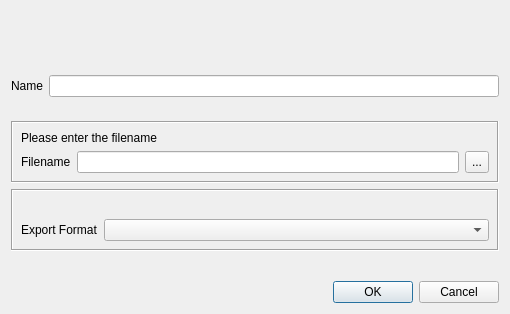
Above: ui/ExportDialog.ui from chris2511/xca before the change. Below: the same form after it.
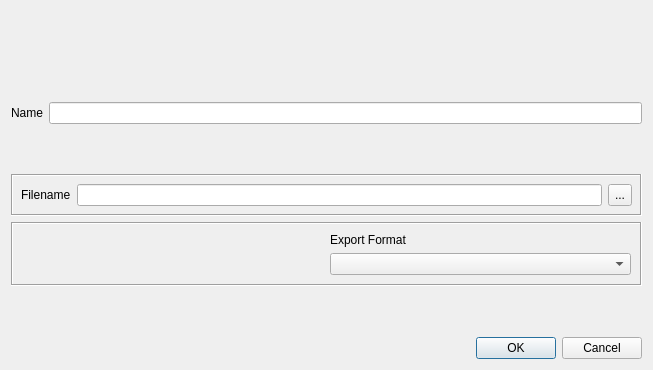
That is the form after the change. Custom widgets are drawn as their Qt base class.

Commit message: Consolidate Export dialogs

Patch:
```diff
--- a/ui/ExportDialog.ui
+++ b/ui/ExportDialog.ui
@@ -6,22 +6,16 @@
    <rect>
     <x>0</x>
     <y>0</y>
-    <width>510</width>
-    <height>314</height>
+    <width>653</width>
+    <height>370</height>
    </rect>
   </property>
   <property name="windowTitle">
    <string/>
   </property>
-  <layout class="QVBoxLayout" name="verticalLayout">
+  <layout class="QVBoxLayout" name="verticalLayout_2">
    <item>
     <layout class="QHBoxLayout">
-     <property name="spacing">
-      <number>6</number>
-     </property>
-     <property name="margin">
-      <number>0</number>
-     </property>
      <item>
       <widget class="QLabel" name="label">
        <property name="font">
@@ -133,10 +127,10 @@
       <property name="margin">
        <number>8</number>
       </property>
-      <property name="spacing">
-       <number>6</number>
-      </property>
-      <item row="1" column="3">
+      <item row="0" column="1" colspan="2">
+       <widget class="QLineEdit" name="filename"/>
+      </item>
+      <item row="0" column="3">
        <widget class="QToolButton" name="fileBut">
         <property name="sizePolicy">
          <sizepolicy hsizetype="Fixed" vsizetype="Minimum">
@@ -149,7 +143,7 @@
         </property>
        </widget>
       </item>
-      <item row="1" column="0">
+      <item row="0" column="0">
        <widget class="QLabel" name="TextLabel14">
         <property name="sizePolicy">
          <sizepolicy hsizetype="Fixed" vsizetype="Minimum">
@@ -162,22 +156,6 @@
         </property>
        </widget>
       </item>
-      <item row="1" column="1" colspan="2">
-       <widget class="QLineEdit" name="filename"/>
-      </item>
-      <item row="0" column="0" colspan="2">
-       <widget class="QLabel" name="filenameLabel">
-        <property name="sizePolicy">
-         <sizepolicy hsizetype="Expanding" vsizetype="Preferred">
-          <horstretch>0</horstretch>
-          <verstretch>0</verstretch>
-         </sizepolicy>
-        </property>
-        <property name="text">
-         <string>Please enter the filename</string>
-        </property>
-       </widget>
-      </item>
      </layout>
     </widget>
    </item>
@@ -189,23 +167,20 @@
      <property name="frameShadow">
       <enum>QFrame::Sunken</enum>
      </property>
-     <layout class="QVBoxLayout">
-      <property name="spacing">
-       <number>6</number>
-      </property>
-      <property name="margin">
-       <number>8</number>
-      </property>
+     <layout class="QHBoxLayout" name="horizontalLayout_2">
       <item>
-       <widget class="QLabel" name="formatLabel">
+       <widget class="QLabel" name="infoBox">
         <property name="sizePolicy">
-         <sizepolicy hsizetype="Preferred" vsizetype="Fixed">
+         <sizepolicy hsizetype="Expanding" vsizetype="Expanding">
           <horstretch>0</horstretch>
           <verstretch>0</verstretch>
          </sizepolicy>
         </property>
         <property name="text">
-         <string/>
+         <string notr="true"/>
+        </property>
+        <property name="alignment">
+         <set>Qt::AlignLeading|Qt::AlignLeft|Qt::AlignTop</set>
         </property>
         <property name="wordWrap">
          <bool>true</bool>
@@ -213,13 +188,7 @@
        </widget>
       </item>
       <item>
-       <layout class="QHBoxLayout">
-        <property name="spacing">
-         <number>6</number>
-        </property>
-        <property name="margin">
-         <number>0</number>
-        </property>
+       <layout class="QVBoxLayout" name="verticalLayout">
         <item>
          <widget class="QLabel" name="TextLabel1">
           <property name="text">
@@ -228,9 +197,9 @@
          </widget>
         </item>
         <item>
-         <widget class="QComboBox" name="exportFormat">
+         <widget class="focusCombo" name="exportFormat">
           <property name="sizePolicy">
-           <sizepolicy hsizetype="Expanding" vsizetype="Fixed">
+           <sizepolicy hsizetype="MinimumExpanding" vsizetype="Fixed">
             <horstretch>0</horstretch>
             <verstretch>0</verstretch>
            </sizepolicy>
@@ -242,16 +211,6 @@
      </layout>
     </widget>
    </item>
-   <item>
-    <widget class="QFrame" name="extraFrame">
-     <property name="frameShape">
-      <enum>QFrame::StyledPanel</enum>
-     </property>
-     <property name="frameShadow">
-      <enum>QFrame::Raised</enum>
-     </property>
-    </widget>
-   </item>
    <item>
     <spacer>
      <property name="orientation">
@@ -277,6 +236,13 @@
    </item>
   </layout>
  </widget>
+ <customwidgets>
+  <customwidget>
+   <class>focusCombo</class>
+   <extends>QComboBox</extends>
+   <header>widgets/FocusCombo.h</header>
+  </customwidget>
+ </customwidgets>
  <tabstops>
   <tabstop>filename</tabstop>
   <tabstop>fileBut</tabstop>
```
The commit also changes 17 other files.
